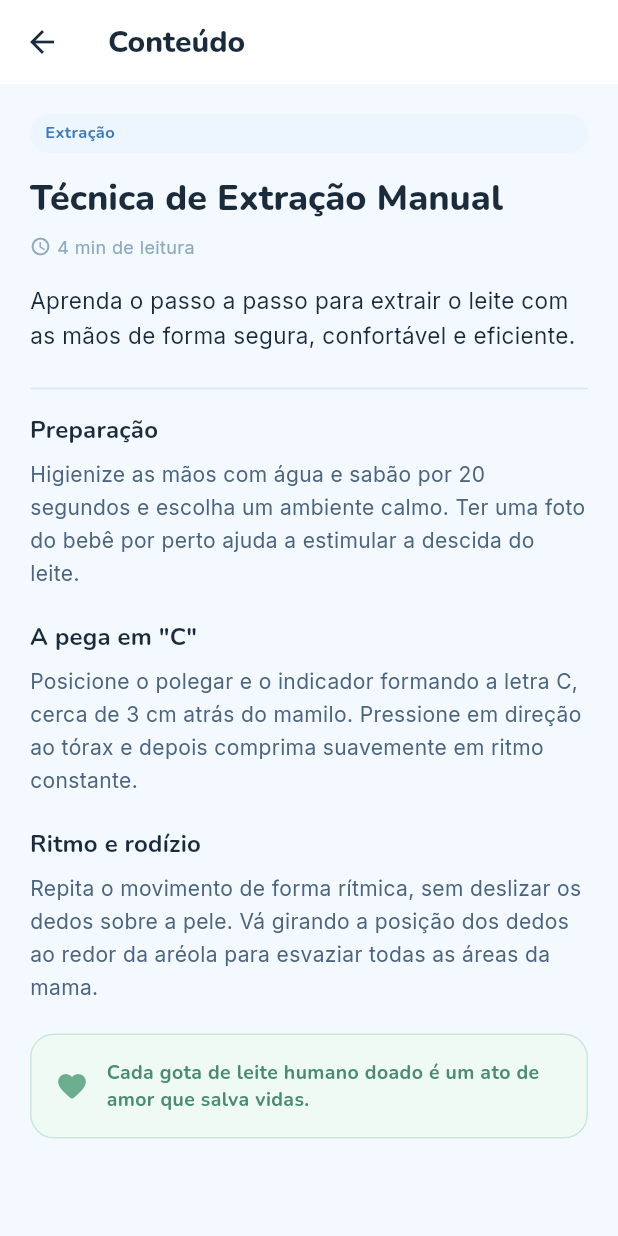
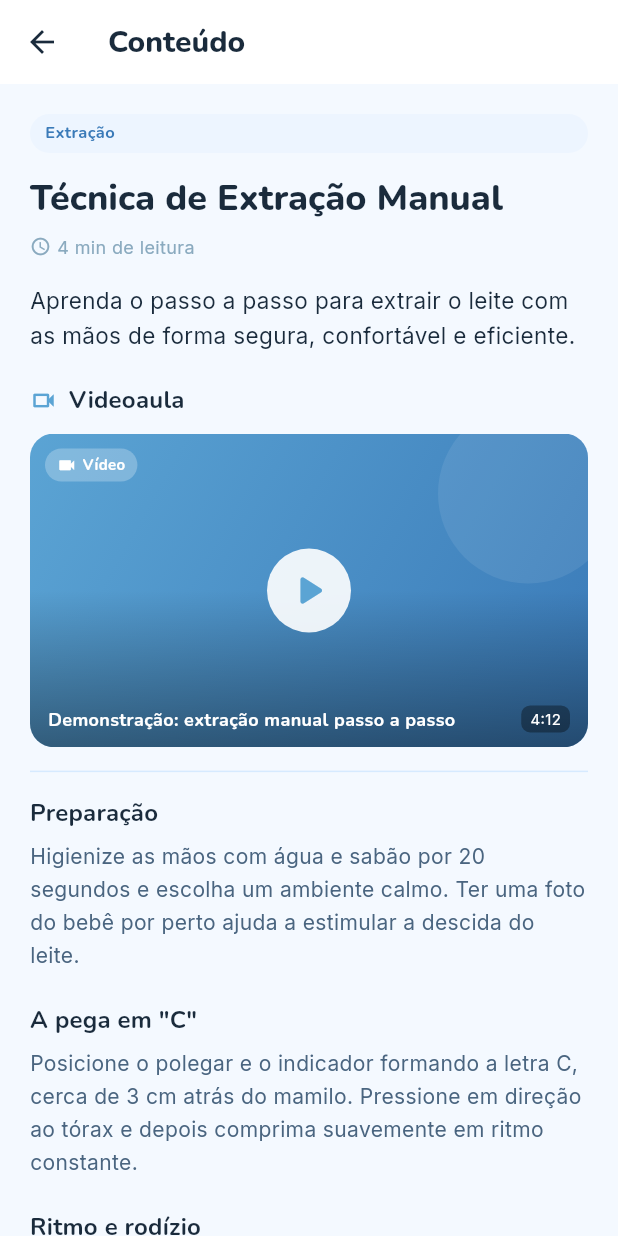
Before and after one commit to FredericoNakayama/NutriLink---Sprint-3-Flutter, a Flutter app: the ContentDetailScreen screen opened directly with sample values from the repository, on a phone screen of 412 x 824 dp. Run offline on Flutter 3.47's test engine with Material 3 defaults, Android fonts, the phone set to English and light mode, and no system bars.

Commit message:
feat: videoaula mockada em cada guia de conteudo
Co-Authored-By: Claude Opus 4.8 <noreply@anthropic.com>

```diff
--- a/lib/data/mock_contents.dart
+++ b/lib/data/mock_contents.dart
@@ -1,6 +1,9 @@
 import '../models/content_article.dart';
 
 /// Conteúdos educativos mockados do espaço "Conteúdos" do NutriLink.
+///
+/// Cada guia possui, além do texto, uma videoaula representada por uma
+/// thumbnail mockada (não há reprodução de vídeo real nesta Sprint).
 class MockContents {
   MockContents._();
 
@@ -13,6 +16,8 @@ class MockContents {
           'Aprenda o passo a passo para extrair o leite com as mãos de forma '
           'segura, confortável e eficiente.',
       readTime: '4 min de leitura',
+      videoTitle: 'Demonstração: extração manual passo a passo',
+      videoDuration: '4:12',
       sections: [
         ContentSection(
           heading: 'Preparação',
@@ -45,6 +50,8 @@ class MockContents {
           'Saiba por quanto tempo e como conservar o leite materno extraído '
           'preservando todas as suas propriedades.',
       readTime: '3 min de leitura',
+      videoTitle: 'Como higienizar e etiquetar os frascos',
+      videoDuration: '3:05',
       sections: [
         ContentSection(
           heading: 'Frasco correto',
@@ -75,6 +82,8 @@ class MockContents {
           'Uma boa pega evita fissuras e garante que o bebê mame de forma '
           'eficaz. Veja os sinais de que está tudo certo.',
       readTime: '5 min de leitura',
+      videoTitle: 'Identificando a pega correta na prática',
+      videoDuration: '5:38',
       sections: [
         ContentSection(
           heading: 'O que observar',
@@ -100,6 +109,8 @@ class MockContents {
           'A produção funciona por oferta e demanda. Conheça hábitos que '
           'ajudam a manter e aumentar a quantidade de leite.',
       readTime: '4 min de leitura',
+      videoTitle: 'Rotina de estímulo para aumentar a produção',
+      videoDuration: '4:47',
       sections: [
         ContentSection(
           heading: 'Oferta e demanda',
@@ -124,6 +135,8 @@ class MockContents {
           'Cuidados de higiene simples que garantem a segurança do leite '
           'doado do início ao fim do processo.',
       readTime: '3 min de leitura',
+      videoTitle: 'Rotina de higiene antes da extração',
+      videoDuration: '3:22',
       sections: [
         ContentSection(
           heading: 'Antes de começar',
@@ -148,6 +161,8 @@ class MockContents {
           'Descubra os critérios para se tornar uma doadora de leite humano '
           'e como funciona a triagem.',
       readTime: '2 min de leitura',
+      videoTitle: 'Entenda a triagem de doadoras',
+      videoDuration: '2:54',
       sections: [
         ContentSection(
           heading: 'Critérios básicos',
--- a/lib/models/content_article.dart
+++ b/lib/models/content_article.dart
@@ -33,6 +33,13 @@ class ContentArticle {
   final String readTime;
   final List<ContentSection> sections;
 
+  /// Título da videoaula que acompanha o guia (representada por uma
+  /// thumbnail mockada — não há vídeo real reproduzível nesta Sprint).
+  final String videoTitle;
+
+  /// Duração exibida na thumbnail do vídeo (ex.: "3:20").
+  final String videoDuration;
+
   const ContentArticle({
     required this.id,
     required this.category,
@@ -40,5 +47,7 @@ class ContentArticle {
     required this.summary,
     required this.readTime,
     required this.sections,
+    required this.videoTitle,
+    required this.videoDuration,
   });
 }
--- a/lib/screens/contents/content_detail_screen.dart
+++ b/lib/screens/contents/content_detail_screen.dart
@@ -2,6 +2,7 @@ import 'package:flutter/material.dart';
 
 import '../../core/theme/app_colors.dart';
 import '../../models/content_article.dart';
+import '../../widgets/video_thumbnail.dart';
 
 /// Detalhe de um conteúdo educativo, recebido por parâmetro a partir da lista.
 class ContentDetailScreen extends StatelessWidget {
@@ -59,7 +60,21 @@ class ContentDetailScreen extends StatelessWidget {
               height: 1.5,
             ),
           ),
-          const SizedBox(height: 8),
+          const SizedBox(height: 20),
+
+          // Videoaula mockada que acompanha o guia.
+          Row(
+            children: [
+              const Icon(Icons.videocam_outlined, size: 18, color: AppColors.primary),
+              const SizedBox(width: 8),
+              Text('Videoaula', style: Theme.of(context).textTheme.titleMedium),
+            ],
+          ),
+          const SizedBox(height: 10),
+          VideoThumbnail(
+            title: article.videoTitle,
+            duration: article.videoDuration,
+          ),
           const Divider(height: 32),
           for (final section in article.sections) ...[
             Text(section.heading, style: Theme.of(context).textTheme.titleMedium),
--- a/lib/widgets/content_card.dart
+++ b/lib/widgets/content_card.dart
@@ -110,6 +110,18 @@ class ContentCard extends StatelessWidget {
                             color: AppColors.textSoft,
                           ),
                         ),
+                        const SizedBox(width: 8),
+                        const Icon(Icons.play_circle_outline,
+                            size: 13, color: AppColors.textSoft),
+                        const SizedBox(width: 3),
+                        const Text(
+                          'Vídeo',
+                          style: TextStyle(
+                            fontFamily: 'Inter',
+                            fontSize: 11,
+                            color: AppColors.textSoft,
+                          ),
+                        ),
                         const Spacer(),
                         Text(
                           'Ler artigo',
--- /dev/null
+++ b/lib/widgets/video_thumbnail.dart
@@ -0,0 +1,161 @@
+import 'package:flutter/material.dart';
+
+import '../core/theme/app_colors.dart';
+
+/// Thumbnail mockada de uma videoaula.
+///
+/// Representa visualmente um vídeo (imagem ilustrativa + botão de play), sem
+/// reproduzir mídia real — ao tocar, apenas informa que é uma demonstração.
+class VideoThumbnail extends StatelessWidget {
+  final String title;
+  final String duration;
+  final Color accent;
+
+  const VideoThumbnail({
+    super.key,
+    required this.title,
+    required this.duration,
+    this.accent = AppColors.primary,
+  });
+
+  @override
+  Widget build(BuildContext context) {
+    return GestureDetector(
+      onTap: () {
+        ScaffoldMessenger.of(context)
+          ..hideCurrentSnackBar()
+          ..showSnackBar(
+            const SnackBar(
+              content: Text('Vídeo de demonstração (conteúdo ilustrativo).'),
+            ),
+          );
+      },
+      child: AspectRatio(
+        aspectRatio: 16 / 9,
+        child: ClipRRect(
+          borderRadius: BorderRadius.circular(16),
+          child: Stack(
+            fit: StackFit.expand,
+            children: [
+              // "Imagem" do vídeo — gradiente ilustrativo.
+              DecoratedBox(
+                decoration: BoxDecoration(
+                  gradient: LinearGradient(
+                    begin: Alignment.topLeft,
+                    end: Alignment.bottomRight,
+                    colors: [accent, AppColors.primaryDark],
+                  ),
+                ),
+              ),
+              // Padrão decorativo suave.
+              Positioned(
+                right: -20,
+                top: -20,
+                child: Container(
+                  height: 120,
+                  width: 120,
+                  decoration: BoxDecoration(
+                    color: Colors.white.withValues(alpha: 0.08),
+                    shape: BoxShape.circle,
+                  ),
+                ),
+              ),
+              // Escurecimento inferior para leitura do texto.
+              const DecoratedBox(
+                decoration: BoxDecoration(
+                  gradient: LinearGradient(
+                    begin: Alignment.center,
+                    end: Alignment.bottomCenter,
+                    colors: [Colors.transparent, Color(0x66000000)],
+                  ),
+                ),
+              ),
+              // Botão de play central.
+              Center(
+                child: Container(
+                  height: 56,
+                  width: 56,
+                  decoration: BoxDecoration(
+                    color: Colors.white.withValues(alpha: 0.9),
+                    shape: BoxShape.circle,
+                  ),
+                  child: Icon(Icons.play_arrow_rounded, color: accent, size: 34),
+                ),
+              ),
+              // Selo "Vídeo".
+              Positioned(
+                left: 10,
+                top: 10,
+                child: Container(
+                  padding:
+                      const EdgeInsets.symmetric(horizontal: 8, vertical: 4),
+                  decoration: BoxDecoration(
+                    color: Colors.white.withValues(alpha: 0.25),
+                    borderRadius: BorderRadius.circular(30),
+                  ),
+                  child: const Row(
+                    mainAxisSize: MainAxisSize.min,
+                    children: [
+                      Icon(Icons.videocam, color: Colors.white, size: 13),
+                      SizedBox(width: 4),
+                      Text(
+                        'Vídeo',
+                        style: TextStyle(
+                          fontFamily: 'Nunito',
+                          fontWeight: FontWeight.w700,
+                          fontSize: 10,
+                          color: Colors.white,
+                        ),
+                      ),
+                    ],
+                  ),
+                ),
+              ),
+              // Título e duração na base.
+              Positioned(
+                left: 12,
+                right: 12,
+                bottom: 10,
+                child: Row(
+                  crossAxisAlignment: CrossAxisAlignment.end,
+                  children: [
+                    Expanded(
+                      child: Text(
+                        title,
+                        maxLines: 2,
+                        overflow: TextOverflow.ellipsis,
+                        style: const TextStyle(
+                          fontFamily: 'Nunito',
+                          fontWeight: FontWeight.w700,
+                          fontSize: 12,
+                          color: Colors.white,
+                        ),
+                      ),
+                    ),
+                    const SizedBox(width: 8),
+                    Container(
+                      padding: const EdgeInsets.symmetric(
+                          horizontal: 6, vertical: 2),
+                      decoration: BoxDecoration(
+                        color: Colors.black.withValues(alpha: 0.35),
+                        borderRadius: BorderRadius.circular(6),
+                      ),
+                      child: Text(
+                        duration,
+                        style: const TextStyle(
+                          fontFamily: 'Inter',
+                          fontSize: 10,
+                          color: Colors.white,
+                        ),
+                      ),
+                    ),
+                  ],
+                ),
+              ),
+            ],
+          ),
+        ),
+      ),
+    );
+  }
+}
```
